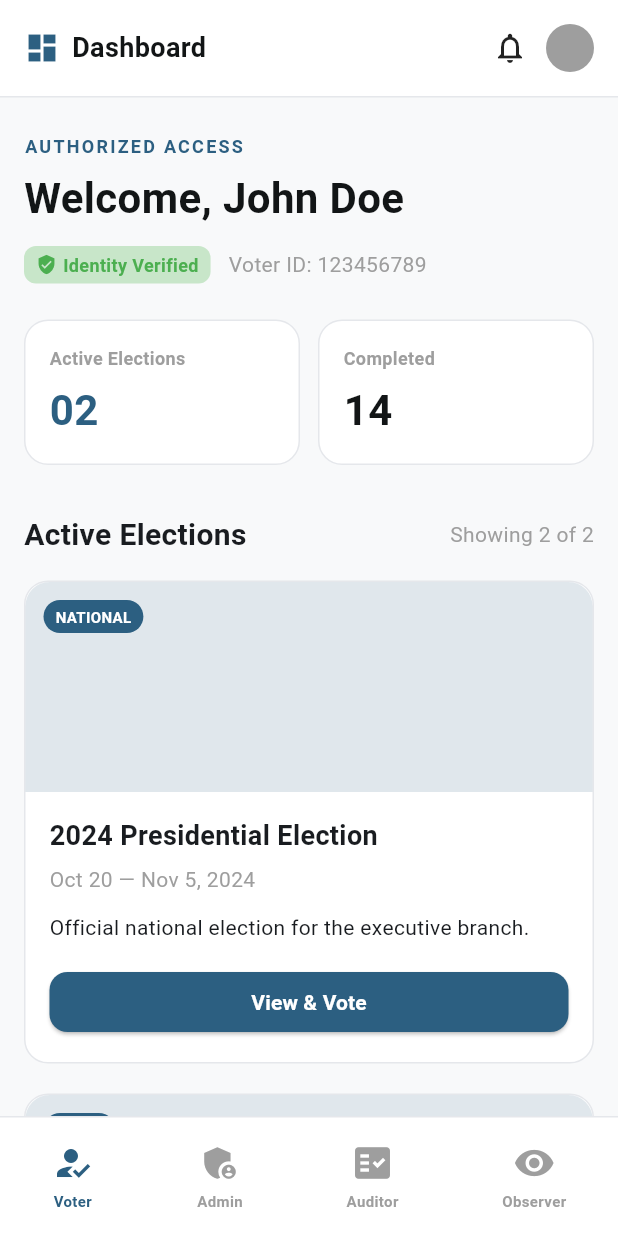
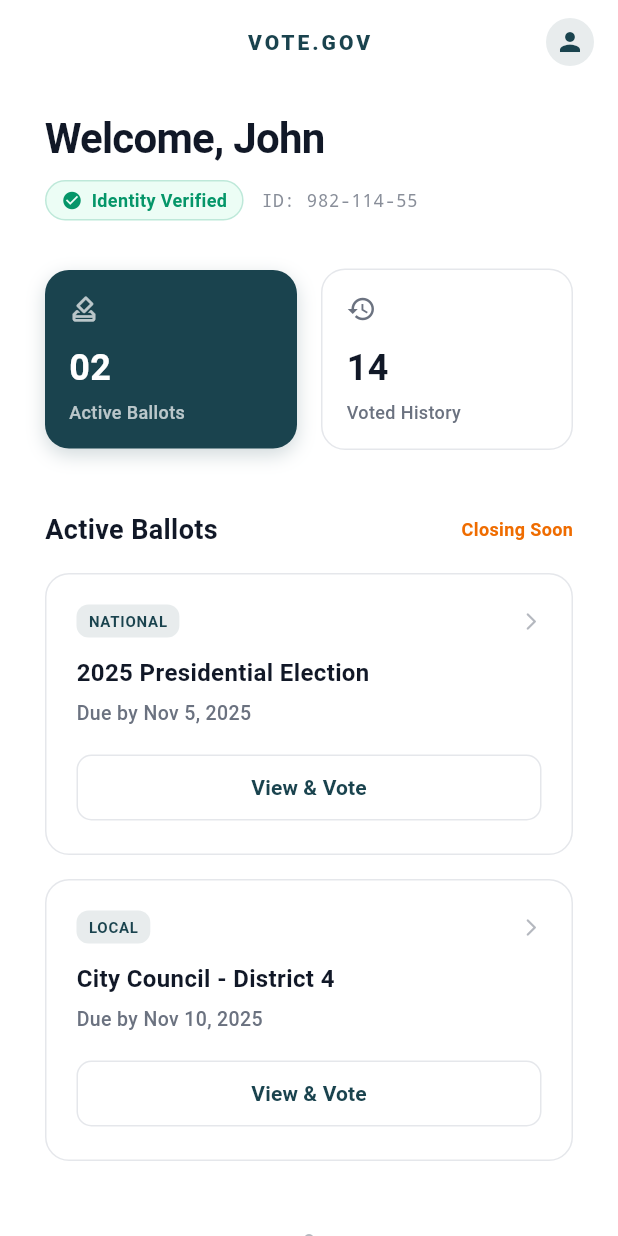
Before and after one commit to Votum-SecurVote/Votum-admin, a Flutter app: the VoterDashboardScreen screen opened by its route, on a phone screen of 412 x 824 dp. Run offline on Flutter 3.47's test engine with Material 3 defaults, Android fonts, the phone set to English and light mode, and no system bars; Roboto replaces fonts that are missing (PublicSans).

Commit message:
dash board ui changes

```diff
--- a/securevote/lib/voter_dashboard_screen.dart
+++ b/securevote/lib/voter_dashboard_screen.dart
@@ -3,87 +3,290 @@ import 'package:flutter/material.dart';
 class VoterDashboardScreen extends StatelessWidget {
   const VoterDashboardScreen({super.key});
 
-  static const Color primaryColor = Color(0xFF2C5F81);
-  static const Color bgLight = Color(0xFFF8F9FA);
-  static const Color surface = Colors.white;
-  static const Color textDark = Color(0xFF121516);
+  // Shared Palette (Consistent with Login/Registration)
+  static const Color brandPrimary = Color(0xFF1A434E);
+  static const Color accentBlue = Color(0xFF3B82F6);
+  static const Color bgCanvas = Color(0xFFFFFFFF);
+  static const Color textMain = Color(0xFF111827);
+  static const Color textSecondary = Color(0xFF6B7280);
+  static const Color cardBorder = Color(0xFFE5E7EB);
+  static const Color successGreen = Color(0xFF059669);
+  static const Color successBg = Color(0xFFECFDF5);
 
   @override
   Widget build(BuildContext context) {
     return Scaffold(
-      backgroundColor: bgLight,
-
-      /// Bottom Navigation
-      bottomNavigationBar: _buildBottomNav(),
-
-      body: SafeArea(
-        child: Column(
-          children: [
-            /// Top App Bar
-            Container(
-              padding: const EdgeInsets.all(16),
-              decoration: const BoxDecoration(
-                color: Colors.white,
-                border: Border(bottom: BorderSide(color: Color(0xFFE5E7EB))),
+      backgroundColor: bgCanvas,
+      appBar: AppBar(
+        backgroundColor: Colors.transparent,
+        elevation: 0,
+        centerTitle: true,
+        automaticallyImplyLeading:
+            false, // Hides back button if coming from login
+        title: const Text(
+          "VOTE.GOV",
+          style: TextStyle(
+            color: brandPrimary,
+            fontSize: 14,
+            fontWeight: FontWeight.w800,
+            letterSpacing: 2.0,
           ),
-              child: Row(
-                mainAxisAlignment: MainAxisAlignment.spaceBetween,
-                children: [
-                  Row(
-                    children: const [
-                      Icon(Icons.dashboard, color: primaryColor),
-                      SizedBox(width: 8),
-                      Text(
-                        'Dashboard',
-                        style: TextStyle(
-                          fontSize: 18,
-                          fontWeight: FontWeight.bold,
-                          color: textDark,
+        ),
+        actions: [
+          Padding(
+            padding: const EdgeInsets.only(right: 16.0),
+            child: CircleAvatar(
+              radius: 16,
+              backgroundColor: brandPrimary.withOpacity(0.1),
+              child: const Icon(Icons.person, size: 20, color: brandPrimary),
             ),
           ),
         ],
       ),
+      body: Center(
+        child: ConstrainedBox(
+          constraints: const BoxConstraints(maxWidth: 400),
+          child: SingleChildScrollView(
+            padding: const EdgeInsets.symmetric(horizontal: 24, vertical: 16),
+            physics: const BouncingScrollPhysics(),
+            child: Column(
+              crossAxisAlignment: CrossAxisAlignment.start,
+              children: [
+                // 1. Welcome Section
+                const Text(
+                  'Welcome, John',
+                  style: TextStyle(
+                    fontSize: 28,
+                    fontWeight: FontWeight.bold,
+                    color: textMain,
+                    letterSpacing: -0.5,
+                  ),
+                ),
+                const SizedBox(height: 8),
                 Row(
+                  children: [
+                    Container(
+                      padding: const EdgeInsets.symmetric(
+                        horizontal: 10,
+                        vertical: 4,
+                      ),
+                      decoration: BoxDecoration(
+                        color: successBg,
+                        borderRadius: BorderRadius.circular(20),
+                        border: Border.all(
+                          color: successGreen.withOpacity(0.2),
+                        ),
+                      ),
+                      child: Row(
+                        mainAxisSize: MainAxisSize.min,
                         children: const [
-                      Icon(Icons.notifications_none),
-                      SizedBox(width: 12),
-                      CircleAvatar(radius: 16, backgroundColor: Colors.grey),
+                          Icon(
+                            Icons.check_circle,
+                            size: 14,
+                            color: successGreen,
+                          ),
+                          SizedBox(width: 6),
+                          Text(
+                            'Identity Verified',
+                            style: TextStyle(
+                              fontSize: 12,
+                              fontWeight: FontWeight.bold,
+                              color: successGreen,
+                            ),
+                          ),
                         ],
+                      ),
+                    ),
+                    const SizedBox(width: 12),
+                    Text(
+                      'ID: 982-114-55',
+                      style: TextStyle(
+                        fontSize: 12,
+                        color: textSecondary.withOpacity(0.8),
+                        fontFamily: 'Monospace',
+                      ),
+                    ),
+                  ],
+                ),
+
+                const SizedBox(height: 32),
+
+                // 2. Quick Stats Row
+                Row(
+                  children: [
+                    Expanded(
+                      child: _buildStatCard(
+                        label: 'Active Ballots',
+                        value: '02',
+                        icon: Icons.how_to_vote_outlined,
+                        isPrimary: true,
+                      ),
+                    ),
+                    const SizedBox(width: 16),
+                    Expanded(
+                      child: _buildStatCard(
+                        label: 'Voted History',
+                        value: '14',
+                        icon: Icons.history,
+                        isPrimary: false,
+                      ),
+                    ),
+                  ],
+                ),
+
+                const SizedBox(height: 40),
+
+                // 3. Active Elections Header
+                Row(
+                  mainAxisAlignment: MainAxisAlignment.spaceBetween,
+                  children: [
+                    const Text(
+                      'Active Ballots',
+                      style: TextStyle(
+                        fontSize: 18,
+                        fontWeight: FontWeight.bold,
+                        color: textMain,
+                      ),
+                    ),
+                    Text(
+                      'Closing Soon',
+                      style: TextStyle(
+                        fontSize: 12,
+                        fontWeight: FontWeight.w600,
+                        color: Colors.orange[800],
+                      ),
+                    ),
+                  ],
+                ),
+
+                const SizedBox(height: 16),
+
+                // 4. Election Cards
+                _buildElectionCard(
+                  context,
+                  title: '2025 Presidential Election',
+                  date: 'Due by Nov 5, 2025',
+                  tag: 'NATIONAL',
+                  description: 'Federal executive branch election.',
+                ),
+
+                const SizedBox(height: 16),
+
+                _buildElectionCard(
+                  context,
+                  title: 'City Council - District 4',
+                  date: 'Due by Nov 10, 2025',
+                  tag: 'LOCAL',
+                  description: 'Representative for your specific district.',
+                ),
+
+                const SizedBox(height: 48),
+
+                // 5. Security Footer
+                Center(
+                  child: Column(
+                    children: [
+                      Icon(
+                        Icons.lock_outline,
+                        size: 16,
+                        color: textSecondary.withOpacity(0.5),
+                      ),
+                      const SizedBox(height: 8),
+                      Text(
+                        'SECURE CONNECTION | AES-256',
+                        style: TextStyle(
+                          fontSize: 10,
+                          fontWeight: FontWeight.bold,
+                          letterSpacing: 1.0,
+                          color: textSecondary.withOpacity(0.5),
+                        ),
                       ),
                     ],
                   ),
                 ),
 
-            /// Content
-            Expanded(
-              child: SingleChildScrollView(
-                padding: const EdgeInsets.fromLTRB(16, 24, 16, 120),
+                const SizedBox(height: 24),
+              ],
+            ),
+          ),
+        ),
+      ),
+    );
+  }
+
+  Widget _buildStatCard({
+    required String label,
+    required String value,
+    required IconData icon,
+    required bool isPrimary,
+  }) {
+    return Container(
+      padding: const EdgeInsets.all(16),
+      decoration: BoxDecoration(
+        color: isPrimary ? brandPrimary : Colors.white,
+        borderRadius: BorderRadius.circular(16),
+        border: isPrimary ? null : Border.all(color: cardBorder),
+        boxShadow: isPrimary
+            ? [
+                BoxShadow(
+                  color: brandPrimary.withOpacity(0.2),
+                  blurRadius: 10,
+                  offset: const Offset(0, 4),
+                ),
+              ]
+            : null,
+      ),
       child: Column(
         crossAxisAlignment: CrossAxisAlignment.start,
         children: [
-                    /// Welcome
-                    const Text(
-                      'AUTHORIZED ACCESS',
+          Icon(
+            icon,
+            color: isPrimary ? Colors.white70 : textSecondary,
+            size: 20,
+          ),
+          const SizedBox(height: 12),
+          Text(
+            value,
+            style: TextStyle(
+              fontSize: 24,
+              fontWeight: FontWeight.bold,
+              color: isPrimary ? Colors.white : textMain,
+            ),
+          ),
+          const SizedBox(height: 4),
+          Text(
+            label,
             style: TextStyle(
               fontSize: 12,
-                        letterSpacing: 1.5,
-                        color: primaryColor,
-                        fontWeight: FontWeight.bold,
+              fontWeight: FontWeight.w500,
+              color: isPrimary ? Colors.white70 : textSecondary,
             ),
           ),
-                    const SizedBox(height: 6),
-                    const Text(
-                      'Welcome, John Doe',
-                      style: TextStyle(
-                        fontSize: 28,
-                        fontWeight: FontWeight.bold,
-                        color: textDark,
+        ],
       ),
+    );
+  }
+
+  Widget _buildElectionCard(
+    BuildContext context, {
+    required String title,
+    required String date,
+    required String tag,
+    required String description,
+  }) {
+    return Container(
+      decoration: BoxDecoration(
+        color: Colors.white,
+        borderRadius: BorderRadius.circular(16),
+        border: Border.all(color: cardBorder),
       ),
-                    const SizedBox(height: 12),
-
-                    /// Identity Badge
+      child: Padding(
+        padding: const EdgeInsets.all(20),
+        child: Column(
+          crossAxisAlignment: CrossAxisAlignment.start,
+          children: [
             Row(
+              mainAxisAlignment: MainAxisAlignment.spaceBetween,
               children: [
                 Container(
                   padding: const EdgeInsets.symmetric(
@@ -91,113 +294,60 @@ class VoterDashboardScreen extends StatelessWidget {
                     vertical: 4,
                   ),
                   decoration: BoxDecoration(
-                            color: Colors.green.shade100,
+                    color: brandPrimary.withOpacity(0.1),
                     borderRadius: BorderRadius.circular(8),
                   ),
-                          child: const Row(
-                            children: [
+                  child: Text(
+                    tag,
+                    style: const TextStyle(
+                      fontSize: 10,
+                      fontWeight: FontWeight.bold,
+                      color: brandPrimary,
+                      letterSpacing: 0.5,
+                    ),
+                  ),
+                ),
                 Icon(
-                                Icons.verified_user,
+                  Icons.arrow_forward_ios_rounded,
                   size: 14,
-                                color: Colors.green,
-                              ),
-                              SizedBox(width: 4),
-                              Text(
-                                'Identity Verified',
-                                style: TextStyle(
-                                  fontSize: 12,
-                                  fontWeight: FontWeight.bold,
-                                  color: Colors.green,
-                                ),
+                  color: textSecondary.withOpacity(0.5),
                 ),
               ],
             ),
-                        ),
-                        const SizedBox(width: 12),
-                        const Text(
-                          'Voter ID: 123456789',
-                          style: TextStyle(color: Colors.grey),
-                        ),
-                      ],
-                    ),
-
-                    const SizedBox(height: 24),
-
-                    /// Stats
-                    Row(
-                      children: [
-                        _statCard('Active Elections', '02', primaryColor),
-                        const SizedBox(width: 12),
-                        _statCard('Completed', '14', textDark),
-                      ],
-                    ),
-
-                    const SizedBox(height: 32),
-
-                    /// Active Elections
-                    Row(
-                      mainAxisAlignment: MainAxisAlignment.spaceBetween,
-                      children: const [
+            const SizedBox(height: 12),
             Text(
-                          'Active Elections',
-                          style: TextStyle(
-                            fontSize: 20,
+              title,
+              style: const TextStyle(
+                fontSize: 16,
                 fontWeight: FontWeight.bold,
+                color: textMain,
               ),
             ),
+            const SizedBox(height: 6),
             Text(
-                          'Showing 2 of 2',
-                          style: TextStyle(color: Colors.grey),
-                        ),
-                      ],
-                    ),
-
-                    const SizedBox(height: 16),
-
-                    _electionCard(
-                      context: context,
-                      title: '2024 Presidential Election',
-                      date: 'Oct 20 — Nov 5, 2024',
-                      description:
-                          'Official national election for the executive branch.',
-                      tag: 'National',
-                    ),
-
-                    const SizedBox(height: 20),
-
-                    _electionCard(
-                      context: context,
-                      title: 'City Council - District 4',
-                      date: 'Nov 1 — Nov 10, 2024',
-                      description:
-                          'Local representative election for your district.',
-                      tag: 'Local',
-                    ),
-
-                    const SizedBox(height: 32),
-
-                    /// Security Footer
-                    Column(
-                      children: const [
-                        Icon(Icons.lock, size: 20, color: Colors.grey),
-                        SizedBox(height: 4),
-                        Text(
-                          'END-TO-END ENCRYPTED',
-                          style: TextStyle(
-                            fontSize: 12,
-                            letterSpacing: 1.5,
-                            color: Colors.grey,
-                            fontWeight: FontWeight.bold,
+              date,
+              style: const TextStyle(
+                fontSize: 13,
+                color: textSecondary,
+                fontWeight: FontWeight.w500,
               ),
             ),
-                        SizedBox(height: 4),
-                        Text(
-                          'Server: SECURE-NODE-04 | Session: AES-256',
-                          style: TextStyle(fontSize: 10, color: Colors.grey),
+            const SizedBox(height: 16),
+            SizedBox(
+              width: double.infinity,
+              child: OutlinedButton(
+                onPressed: () => Navigator.pushNamed(context, '/election'),
+                style: OutlinedButton.styleFrom(
+                  foregroundColor: brandPrimary,
+                  side: const BorderSide(color: cardBorder),
+                  padding: const EdgeInsets.symmetric(vertical: 12),
+                  shape: RoundedRectangleBorder(
+                    borderRadius: BorderRadius.circular(10),
                   ),
-                      ],
                 ),
-                  ],
+                child: const Text(
+                  'View & Vote',
+                  style: TextStyle(fontWeight: FontWeight.bold),
                 ),
               ),
             ),
@@ -206,179 +356,4 @@ class VoterDashboardScreen extends StatelessWidget {
       ),
     );
   }
-
-  /// Components
-  static Widget _statCard(String title, String value, Color color) {
-    return Expanded(
-      child: Container(
-        padding: const EdgeInsets.all(16),
-        decoration: BoxDecoration(
-          color: surface,
-          borderRadius: BorderRadius.circular(16),
-          border: Border.all(color: const Color(0xFFE5E7EB)),
-        ),
-        child: Column(
-          crossAxisAlignment: CrossAxisAlignment.start,
-          children: [
-            Text(
-              title,
-              style: const TextStyle(
-                fontSize: 12,
-                color: Colors.grey,
-                fontWeight: FontWeight.bold,
-              ),
-            ),
-            const SizedBox(height: 6),
-            Text(
-              value,
-              style: TextStyle(
-                fontSize: 28,
-                fontWeight: FontWeight.bold,
-                color: color,
-              ),
-            ),
-          ],
-        ),
-      ),
-    );
 }
-
-  static Widget _electionCard({
-    required BuildContext context,
-    required String title,
-    required String date,
-    required String description,
-    required String tag,
-  }) {
-    return Container(
-      decoration: BoxDecoration(
-        color: surface,
-        borderRadius: BorderRadius.circular(16),
-        border: Border.all(color: const Color(0xFFE5E7EB)),
-      ),
-      child: Column(
-        crossAxisAlignment: CrossAxisAlignment.start,
-        children: [
-          Container(
-            height: 140,
-            alignment: Alignment.topLeft,
-            padding: const EdgeInsets.all(12),
-            decoration: BoxDecoration(
-              color: primaryColor.withOpacity(0.15),
-              borderRadius: const BorderRadius.vertical(
-                top: Radius.circular(16),
-              ),
-            ),
-            child: Container(
-              padding: const EdgeInsets.symmetric(horizontal: 8, vertical: 4),
-              decoration: BoxDecoration(
-                color: primaryColor,
-                borderRadius: BorderRadius.circular(20),
-              ),
-              child: Text(
-                tag.toUpperCase(),
-                style: const TextStyle(
-                  fontSize: 10,
-                  fontWeight: FontWeight.bold,
-                  color: Colors.white,
-                ),
-              ),
-            ),
-          ),
-          Padding(
-            padding: const EdgeInsets.all(16),
-            child: Column(
-              crossAxisAlignment: CrossAxisAlignment.start,
-              children: [
-                Text(
-                  title,
-                  style: const TextStyle(
-                    fontSize: 18,
-                    fontWeight: FontWeight.bold,
-                  ),
-                ),
-                const SizedBox(height: 6),
-                Text(date, style: const TextStyle(color: Colors.grey)),
-                const SizedBox(height: 12),
-                Text(description),
-                const SizedBox(height: 16),
-                SizedBox(
-                  width: double.infinity,
-                  child: ElevatedButton(
-                    onPressed: () {
-                      Navigator.pushNamed(context, '/election');
-                    },
-                    style: ElevatedButton.styleFrom(
-                      backgroundColor: primaryColor,
-                      shape: RoundedRectangleBorder(
-                        borderRadius: BorderRadius.circular(12),
-                      ),
-                    ),
-                    child: const Text(
-                      'View & Vote',
-                      style: TextStyle(
-                        fontWeight: FontWeight.bold,
-                        color: Colors.white,
-                      ),
-                    ),
-                  ),
-                ),
-              ],
-            ),
-          ),
-        ],
-      ),
-    );
-  }
-
-  /// Bottom Nav
-  static Widget _buildBottomNav() {
-    return Container(
-      height: 80,
-      decoration: const BoxDecoration(
-        color: Colors.white,
-        border: Border(top: BorderSide(color: Color(0xFFE5E7EB))),
-      ),
-      child: Row(
-        mainAxisAlignment: MainAxisAlignment.spaceAround,
-        children: const [
-          _NavItem(Icons.how_to_reg, 'Voter', true),
-          _NavItem(Icons.admin_panel_settings, 'Admin', false),
-          _NavItem(Icons.fact_check, 'Auditor', false),
-          _NavItem(Icons.visibility, 'Observer', false),
-        ],
-      ),
-    );
-  }
-}
-
-class _NavItem extends StatelessWidget {
-  final IconData icon;
-  final String label;
-  final bool active;
-
-  const _NavItem(this.icon, this.label, this.active);
-
-  @override
-  Widget build(BuildContext context) {
-    return Column(
-      mainAxisAlignment: MainAxisAlignment.center,
-      children: [
-        Icon(
-          icon,
-          size: 28,
-          color: active ? VoterDashboardScreen.primaryColor : Colors.grey,
-        ),
-        const SizedBox(height: 4),
-        Text(
-          label,
-          style: TextStyle(
-            fontSize: 10,
-            fontWeight: FontWeight.bold,
-            color: active ? VoterDashboardScreen.primaryColor : Colors.grey,
-          ),
-        ),
-      ],
-    );
-  }
-}
```
Lines whose indentation alone changed are shown as unchanged.
